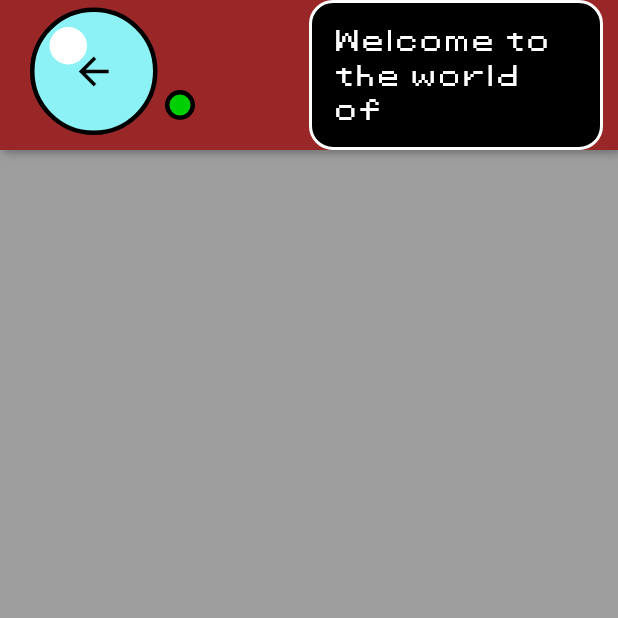
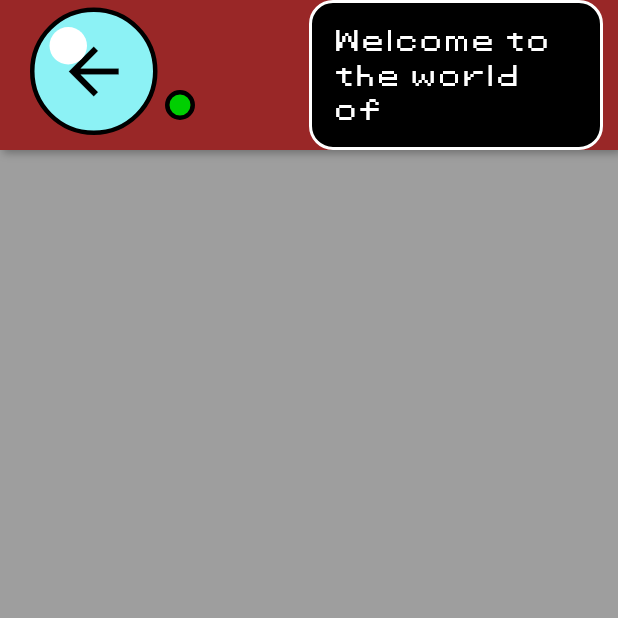
Before and after one commit to kirisaki-momotaro/pokemon-explorer-app, a Flutter app: the PokedexScreenTemplate screen opened directly with empty values, on a phone screen of 412 x 824 dp, the top half of it. Run offline on Flutter 3.47's test engine with Material 3 defaults, Android fonts, the phone set to English and light mode, and no system bars; our stand-ins replace animated_background, cached_network_image, google_fonts; network calls fail.

Commit message:
fixed go back size

```diff
--- a/pokemon_explorer_app/lib/components/pokedex_header_button.dart
+++ b/pokemon_explorer_app/lib/components/pokedex_header_button.dart
@@ -20,17 +20,27 @@ class PokedexHeaderButton extends StatelessWidget {
       child: Stack(
         alignment: Alignment.center,
         children: [
-          _buildWhiteCircle(size),
+
           if (showBackButton)
-            IconButton(
-              icon: const Icon(Icons.arrow_back, size: 30, color: Colors.black),
-              onPressed: () => Navigator.pop(context),
+            SizedBox.expand(
+              child: Material(
+                color: Colors.transparent, // Prevents background color
+                child: InkWell(
+                  borderRadius:
+                      BorderRadius.circular(size * 0.5), // Keep circular shape
+                  onTap: () => Navigator.pop(context),
+                  child: Center(
+                    child:
+                        Icon(Icons.arrow_back, size: size * 0.5, color: Colors.black),
+                  ),
+                ),
+              ),
             ),
+            _buildWhiteCircle(size),
         ],
       ),
     );
   }
-
 
   Widget _buildWhiteCircle(double parentSize) {
     return Align(
```
